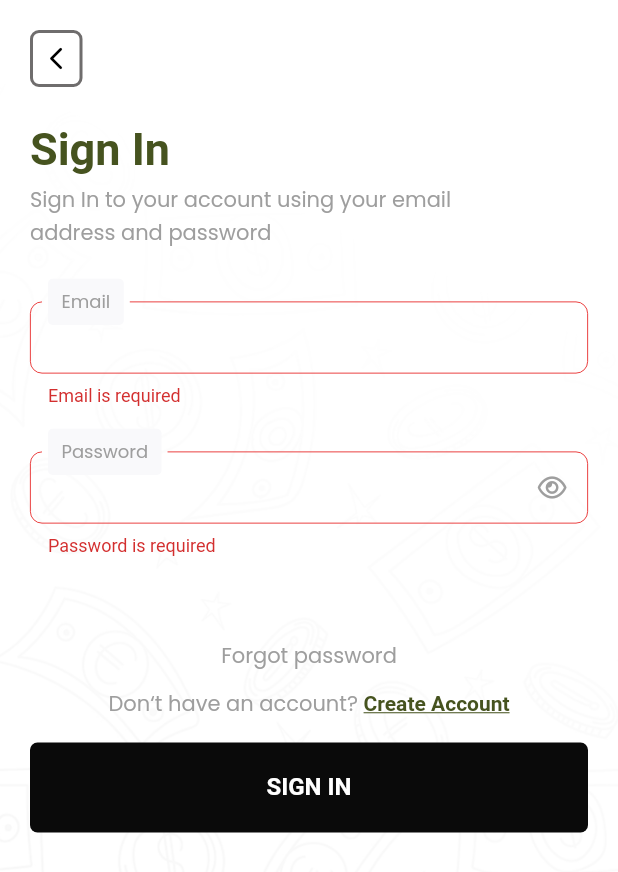
After one commit to Nizatreasure/opticash_design_task, a Flutter app: the SignInScreen screen opened by its route, after a tap on "SIGN IN", on a phone screen of 412 x 824 dp. The commit adds this screen. Shown: the top 872 px of the screen. Run offline on Flutter 3.47's test engine with Material 2 defaults, Android fonts, the phone set to English and light mode, and no system bars; our stand-ins replace email_validator, font_awesome_flutter; missing offline and left inert: password_strength; Roboto replaces fonts that are missing (Rogerex).

Commit message:
chore: sign in screen

```diff
--- a/lib/routes.dart
+++ b/lib/routes.dart
@@ -1,3 +1,4 @@
+import 'package:design_task/screens/authentication/sign_in/sign_in.dart';
 import 'package:design_task/screens/authentication/sign_up/sign_up.dart';
 import 'package:design_task/screens/onboarding/onboarding_page.dart';
 import 'package:design_task/screens/onboarding/splash_screen.dart';
@@ -13,6 +14,9 @@ Route<dynamic>? onGenerate(RouteSettings settings) {
 
     case SignUpScreen.routeName:
       return MaterialPageRoute(builder: (_) => const SignUpScreen());
+
+    case SignInScreen.routeName:
+      return MaterialPageRoute(builder: (_) => const SignInScreen());
 
     default:
       return errorRoute();
--- /dev/null
+++ b/lib/screens/authentication/sign_in/sign_in.dart
@@ -0,0 +1,157 @@
+import 'package:design_task/screens/authentication/sign_up/sign_up.dart';
+import 'package:email_validator/email_validator.dart';
+import 'package:flutter/gestures.dart';
+import 'package:flutter/material.dart';
+
+import '../../../shared/custom_back_button.dart';
+import '../../../shared/custom_button.dart';
+import '../../../shared/custom_input_field.dart';
+
+class SignInScreen extends StatefulWidget {
+  static const routeName = '/signin';
+  const SignInScreen({super.key});
+
+  @override
+  State<SignInScreen> createState() => _SignInScreenState();
+}
+
+class _SignInScreenState extends State<SignInScreen> {
+  final TextEditingController _emailController = TextEditingController();
+  final TextEditingController _passwordController = TextEditingController();
+  final _formKey = GlobalKey<FormState>();
+  bool _showPassword = false;
+  @override
+  Widget build(BuildContext context) {
+    ThemeData themeData = Theme.of(context);
+    Size size = MediaQuery.of(context).size;
+    return Scaffold(
+      backgroundColor: themeData.scaffoldBackgroundColor,
+      body: SafeArea(
+        child: Container(
+          decoration: const BoxDecoration(
+            image: DecorationImage(
+              image:
+                  AssetImage('assets/images/authentication/money-pattern.png'),
+              fit: BoxFit.cover,
+              opacity: 0.7,
+            ),
+          ),
+          child: Column(
+            crossAxisAlignment: CrossAxisAlignment.start,
+            children: [
+              CustomBackButton(onTap: handleTap),
+              const SizedBox(height: 25),
+              Expanded(
+                child: ScrollConfiguration(
+                  behavior: const ScrollBehavior().copyWith(overscroll: false),
+                  child: SingleChildScrollView(
+                    padding: const EdgeInsets.symmetric(horizontal: 20),
+                    child: Form(
+                      key: _formKey,
+                      child: Column(
+                        crossAxisAlignment: CrossAxisAlignment.start,
+                        children: [
+                          Text(
+                            'Sign In',
+                            style: themeData.textTheme.bodyLarge,
+                          ),
+                          const SizedBox(height: 5),
+                          Container(
+                            margin: EdgeInsets.only(right: 0.13 * size.width),
+                            child: Text(
+                              'Sign In to your account using your email address and password',
+                              style: themeData.textTheme.bodyMedium,
+                            ),
+                          ),
+                          const SizedBox(height: 15),
+                          CustomInputField(
+                            controller: _emailController,
+                            labelText: 'Email',
+                            validator: (p0) {
+                              return p0!.trim().isEmpty
+                                  ? 'Email is required'
+                                  : !EmailValidator.validate(p0)
+                                      ? 'Email is not valid'
+                                      : null;
+                            },
+                          ),
+                          CustomInputField(
+                            controller: _passwordController,
+                            labelText: 'Password',
+                            isPassword: true,
+                            showText: _showPassword,
+                            onChanged: (p0) {
+                              setState(() {});
+                            },
+                            onTapSuffix: () {
+                              setState(() {
+                                _showPassword = !_showPassword;
+                              });
+                            },
+                            validator: (p0) {
+                              return p0!.trim().isEmpty
+                                  ? 'Password is required'
+                                  : null;
+                            },
+                          ),
+                          const SizedBox(height: 35),
+                          Align(
+                            alignment: Alignment.center,
+                            child: Container(
+                              padding: const EdgeInsets.symmetric(
+                                  vertical: 10, horizontal: 20),
+                              color: Colors.transparent,
+                              child: Text(
+                                'Forgot password',
+                                style: themeData.textTheme.bodyMedium,
+                              ),
+                            ),
+                          ),
+                          Align(
+                            alignment: Alignment.center,
+                            child: Text.rich(
+                              TextSpan(
+                                text: 'Don‘t have an account? ',
+                                style: themeData.textTheme.bodyMedium,
+                                children: [
+                                  TextSpan(
+                                    text: 'Create Account ',
+                                    style:
+                                        themeData.textTheme.bodyLarge!.copyWith(
+                                      fontSize: 14,
+                                      decoration: TextDecoration.underline,
+                                    ),
+                                    recognizer: TapGestureRecognizer()
+                                      ..onTap = handleTap,
+                                  ),
+                                ],
+                              ),
+                              textAlign: TextAlign.center,
+                            ),
+                          ),
+                          const SizedBox(height: 15),
+                          CustomButton(
+                            text: 'SIGN IN',
+                            onTap: () {
+                              if (_formKey.currentState?.validate() ?? false) {}
+                            },
+                            textColor: Colors.white,
+                            color: const Color(0xFF0A0A0A),
+                          ),
+                        ],
+                      ),
+                    ),
+                  ),
+                ),
+              ),
+            ],
+          ),
+        ),
+      ),
+    );
+  }
+
+  void handleTap() {
+    Navigator.pushReplacementNamed(context, SignUpScreen.routeName);
+  }
+}
--- a/lib/screens/authentication/sign_up/sign_up.dart
+++ b/lib/screens/authentication/sign_up/sign_up.dart
@@ -1,3 +1,4 @@
+import 'package:design_task/screens/authentication/sign_in/sign_in.dart';
 import 'package:design_task/shared/custom_back_button.dart';
 import 'package:design_task/shared/custom_button.dart';
 import 'package:design_task/shared/custom_input_field.dart';
@@ -42,10 +43,19 @@ class _SignUpScreenState extends State<SignUpScreen> {
     return Scaffold(
       backgroundColor: themeData.scaffoldBackgroundColor,
       body: SafeArea(
+        child: Container(
+          decoration: const BoxDecoration(
+            image: DecorationImage(
+              image:
+                  AssetImage('assets/images/authentication/money-pattern.png'),
+              fit: BoxFit.cover,
+              opacity: 0.7,
+            ),
+          ),
           child: Column(
             crossAxisAlignment: CrossAxisAlignment.start,
             children: [
-            const CustomBackButton(),
+              CustomBackButton(onTap: handleTap),
               const SizedBox(height: 25),
               Expanded(
                 child: ScrollConfiguration(
@@ -122,8 +132,8 @@ class _SignUpScreenState extends State<SignUpScreen> {
                                   const SizedBox(width: 6),
                                   Text(
                                     strengthText(activeIndex),
-                                  style:
-                                      themeData.textTheme.bodyMedium!.copyWith(
+                                    style: themeData.textTheme.bodyMedium!
+                                        .copyWith(
                                       fontWeight: FontWeight.w500,
                                       color: activeIndex < 2
                                           ? const Color(0xFFE30101)
@@ -224,6 +234,7 @@ class _SignUpScreenState extends State<SignUpScreen> {
             ],
           ),
         ),
+      ),
     );
   }
 
@@ -256,8 +267,7 @@ class _SignUpScreenState extends State<SignUpScreen> {
   }
 
   void handleTap() {
-    print('tapped here');
-    // Navigator.pushReplacementNamed(context, routeName)
+    Navigator.pushReplacementNamed(context, SignInScreen.routeName);
   }
 
   privacyAndTerms(String url) async {
--- a/lib/screens/onboarding/onboarding_page.dart
+++ b/lib/screens/onboarding/onboarding_page.dart
@@ -2,6 +2,8 @@ import 'package:design_task/helpers/constants.dart';
 import 'package:design_task/screens/authentication/sign_up/sign_up.dart';
 import 'package:design_task/shared/custom_button.dart';
 import 'package:flutter/material.dart';
+
+import '../authentication/sign_in/sign_in.dart';
 
 class OnboardingPage extends StatefulWidget {
   static const routeName = '/onboarding';
@@ -99,7 +101,8 @@ class _OnboardingPageState extends State<OnboardingPage> {
                   ),
                   GestureDetector(
                     onTap: () {
-                      print('tapped');
+                      Navigator.pushReplacementNamed(
+                          context, SignInScreen.routeName);
                     },
                     child: Container(
                       padding: const EdgeInsets.symmetric(
--- a/pubspec.yaml
+++ b/pubspec.yaml
@@ -71,6 +71,7 @@ flutter:
 
   # To add assets to your application, add an assets section, like this:
   assets:
+    - assets/images/authentication/
     - assets/images/onboarding/
     - assets/images/splash/
     - assets/images/
```
Also changed, not shown: assets/images/authentication/money-pattern.png (added). Lines whose indentation alone changed are shown as unchanged.
